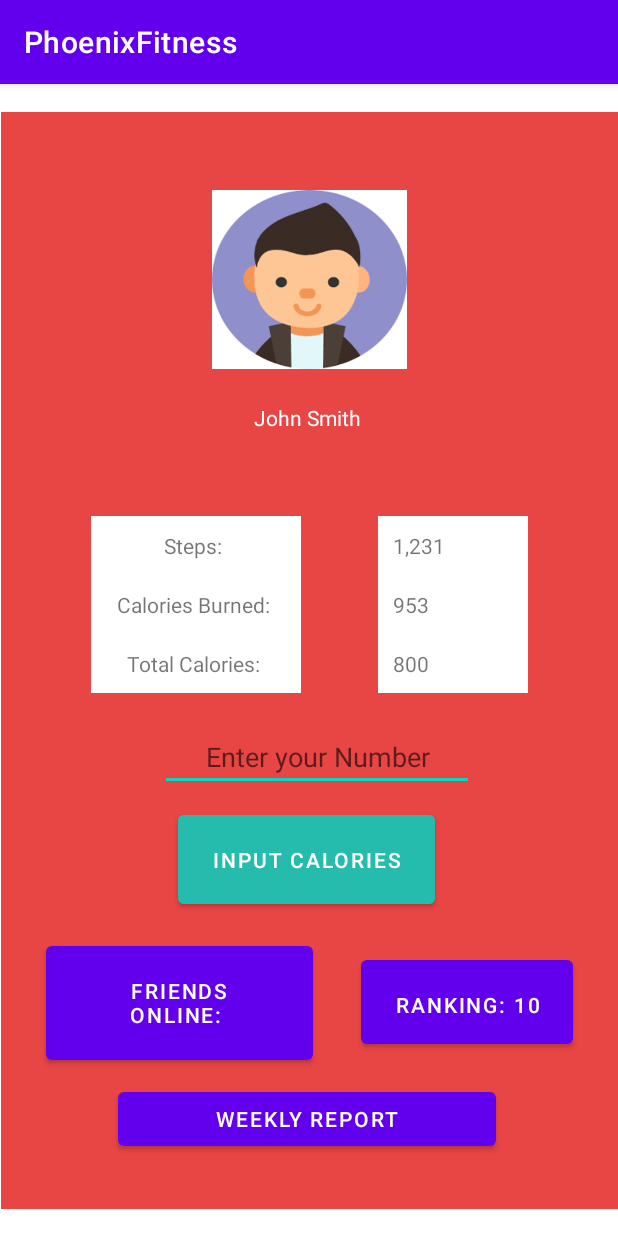
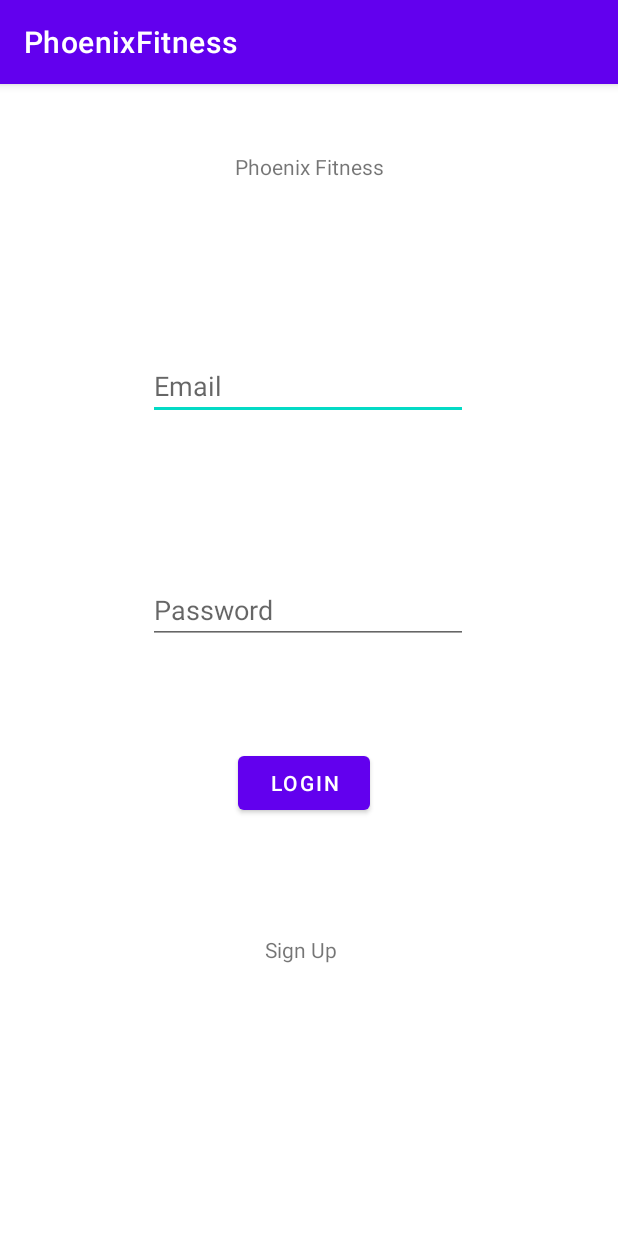
Before and after one commit to andyLiSyr/phoenixFitness, an Android app: the screen it shows after launch (MainActivity before the commit, LoginActivity after it), on a phone screen of 412 x 824 dp. Run offline under Robolectric (Android 15) with nearby library versions, the light colour scheme and no system bars; our stand-ins replace Firebase (no records; nobody signed in at launch, a user with empty details on screens opened directly).

Commit message:
Made login/signup UI, also connected app to Firebase, implemented simple account creation and authentication

```diff
--- a/app/build.gradle
+++ b/app/build.gradle
@@ -1,5 +1,6 @@
 plugins {
     id 'com.android.application'
+    id 'com.google.gms.google-services'
 }
 
 android {
@@ -32,6 +33,10 @@ dependencies {
     implementation 'androidx.appcompat:appcompat:1.5.1'
     implementation 'com.google.android.material:material:1.6.1'
     implementation 'androidx.constraintlayout:constraintlayout:2.1.4'
+    implementation platform('com.google.firebase:firebase-bom:31.1.0')
+    implementation 'com.google.firebase:firebase-analytics'
+    implementation 'com.google.firebase:firebase-auth'
+    implementation 'com.google.firebase:firebase-database:20.1.0'
     testImplementation 'junit:junit:4.13.2'
     androidTestImplementation 'androidx.test.ext:junit:1.1.3'
     androidTestImplementation 'androidx.test.espresso:espresso-core:3.4.0'
--- /dev/null
+++ b/app/src/main/java/com/example/phoenixfitness/LoginActivity.java
@@ -0,0 +1,93 @@
+package com.example.phoenixfitness;
+
+import androidx.annotation.NonNull;
+import androidx.appcompat.app.AppCompatActivity;
+
+import android.content.Intent;
+import android.os.Bundle;
+import android.text.TextUtils;
+import android.util.Patterns;
+import android.view.View;
+import android.widget.Button;
+import android.widget.EditText;
+import android.widget.TextView;
+import android.widget.Toast;
+
+import com.google.android.gms.tasks.OnCompleteListener;
+import com.google.android.gms.tasks.Task;
+import com.google.firebase.auth.AuthResult;
+import com.google.firebase.auth.FirebaseAuth;
+
+public class LoginActivity extends AppCompatActivity implements View.OnClickListener {
+    private FirebaseAuth mAuth;
+    private EditText logInEmailInput;
+    private EditText logInPasswordInput;
+    private Button logInButton;
+    private TextView goToSignUp;
+
+
+    @Override
+    protected void onCreate(Bundle savedInstanceState) {
+        super.onCreate(savedInstanceState);
+        setContentView(R.layout.activity_login);
+        mAuth = FirebaseAuth.getInstance();
+        logInEmailInput = findViewById(R.id.logInEmailInput);
+        logInPasswordInput = findViewById(R.id.logInPasswordInput);
+        logInButton = findViewById(R.id.logInButton);
+        logInButton.setOnClickListener(this);
+        goToSignUp = findViewById(R.id.goToSignUp);
+        goToSignUp.setOnClickListener(this);
+
+
+    }
+
+    @Override
+    public void onClick(View v) {
+        switch (v.getId()) {
+            case R.id.logInButton:
+                logInUser();
+                break;
+            case R.id.goToSignUp:
+                openSignUpActivity();
+                break;
+            default:
+                break;
+        }
+    }
+
+    private void logInUser(){
+        String email = logInEmailInput.getText().toString();
+        String password = logInPasswordInput.getText().toString();
+
+        if(TextUtils.isEmpty(email) || !(Patterns.EMAIL_ADDRESS.matcher(email).matches())){
+            logInEmailInput.setError("Invalid email");
+            logInEmailInput.requestFocus();
+
+        }
+        else if (TextUtils.isEmpty(password)){
+            logInPasswordInput.setError("Empty Password not allowed");
+            logInPasswordInput.requestFocus();
+        }
+
+        else{
+            mAuth.signInWithEmailAndPassword(email,password).addOnCompleteListener(new OnCompleteListener<AuthResult>() {
+                @Override
+                public void onComplete(@NonNull Task<AuthResult> task) {
+                    if (task.isSuccessful()){
+                        Toast.makeText(LoginActivity.this, "Log in Successful",Toast.LENGTH_SHORT).show();
+                        startActivity(new Intent(LoginActivity.this, MainActivity.class));
+                    }
+                    else{
+                        Toast.makeText(LoginActivity.this, "Log in Error: " + task.getException().getMessage(), Toast.LENGTH_SHORT).show();
+                    }
+                }
+            });
+        }
+
+    }
+
+    private void openSignUpActivity(){
+        Intent intent = new Intent(this, SignUpActivity.class);
+        startActivity(intent);
+    }
+}
--- a/app/src/main/java/com/example/phoenixfitness/MainActivity.java
+++ b/app/src/main/java/com/example/phoenixfitness/MainActivity.java
@@ -9,11 +9,15 @@ import android.widget.Button;
 import android.widget.ImageButton;
 import android.widget.Toast;
 
+import com.google.firebase.auth.FirebaseAuth;
+import com.google.firebase.auth.FirebaseUser;
+
 public class MainActivity extends AppCompatActivity implements View.OnClickListener {
     private Button rankingButton;
     private ImageButton profileButton;
     private Button friendsOnline;
     private Button weeklyButton;
+    private FirebaseAuth mAuth;
 
     @Override
     protected void onCreate(Bundle savedInstanceState) {
@@ -31,6 +35,8 @@ public class MainActivity extends AppCompatActivity implements View.OnClickListe
 
         weeklyButton = findViewById(R.id.weekly);
         weeklyButton.setOnClickListener(this);
+
+        mAuth = FirebaseAuth.getInstance();
 
     }
 
@@ -75,6 +81,16 @@ public class MainActivity extends AppCompatActivity implements View.OnClickListe
         startActivity(intent);
     }
 
+    @Override
+    protected void onStart(){
+        super.onStart();
+        FirebaseUser user= mAuth.getCurrentUser();
+        if (user==null){
+            startActivity(new Intent(MainActivity.this, LoginActivity.class));
+        }
+
+    }
+
 
 
 
--- /dev/null
+++ b/app/src/main/res/layout/activity_login.xml
@@ -0,0 +1,84 @@
+<?xml version="1.0" encoding="utf-8"?>
+<androidx.constraintlayout.widget.ConstraintLayout xmlns:android="http://schemas.android.com/apk/res/android"
+    xmlns:app="http://schemas.android.com/apk/res-auto"
+    xmlns:tools="http://schemas.android.com/tools"
+    android:layout_width="match_parent"
+    android:layout_height="match_parent"
+    tools:context=".LoginActivity">
+
+
+    <TextView
+        android:id="@+id/logInTitle"
+        android:layout_width="wrap_content"
+        android:layout_height="wrap_content"
+        android:layout_marginStart="156dp"
+        android:layout_marginTop="91dp"
+        android:layout_marginEnd="156dp"
+        android:layout_marginBottom="34dp"
+
+        android:text="Phoenix Fitness"
+        app:layout_constraintBottom_toTopOf="@+id/logInEmailInput"
+        app:layout_constraintEnd_toEndOf="parent"
+        app:layout_constraintStart_toStartOf="parent"
+        app:layout_constraintTop_toTopOf="parent" />
+
+    <EditText
+        android:id="@+id/logInEmailInput"
+        android:layout_width="wrap_content"
+        android:layout_height="wrap_content"
+        android:layout_marginStart="100dp"
+        android:layout_marginTop="80dp"
+        android:layout_marginEnd="101dp"
+        android:layout_marginBottom="52dp"
+        android:ems="10"
+        android:hint="Email"
+        android:inputType="textEmailAddress"
+        app:layout_constraintBottom_toTopOf="@+id/logInPasswordInput"
+        app:layout_constraintEnd_toEndOf="parent"
+        app:layout_constraintStart_toStartOf="parent"
+        app:layout_constraintTop_toBottomOf="@+id/logInTitle" />
+
+    <EditText
+        android:id="@+id/logInPasswordInput"
+        android:layout_width="wrap_content"
+        android:layout_height="wrap_content"
+        android:layout_marginStart="100dp"
+        android:layout_marginTop="52dp"
+        android:layout_marginEnd="101dp"
+        android:layout_marginBottom="47dp"
+        android:ems="10"
+        android:hint="Password"
+        android:inputType="textPassword"
+        app:layout_constraintBottom_toTopOf="@+id/logInButton"
+        app:layout_constraintEnd_toEndOf="parent"
+        app:layout_constraintStart_toStartOf="parent"
+        app:layout_constraintTop_toBottomOf="@+id/logInEmailInput" />
+
+    <Button
+        android:id="@+id/logInButton"
+        android:layout_width="wrap_content"
+        android:layout_height="wrap_content"
+        android:layout_marginStart="158dp"
+        android:layout_marginTop="21dp"
+        android:layout_marginEnd="165dp"
+        android:layout_marginBottom="57dp"
+        android:text="Login"
+        app:layout_constraintBottom_toTopOf="@+id/goToSignUp"
+        app:layout_constraintEnd_toEndOf="parent"
+        app:layout_constraintStart_toStartOf="parent"
+        app:layout_constraintTop_toBottomOf="@+id/logInPasswordInput" />
+
+    <TextView
+        android:id="@+id/goToSignUp"
+        android:layout_width="wrap_content"
+        android:layout_height="wrap_content"
+        android:layout_marginStart="176dp"
+        android:layout_marginTop="20dp"
+        android:layout_marginEnd="187dp"
+        android:layout_marginBottom="228dp"
+        android:text="Sign Up"
+        app:layout_constraintBottom_toBottomOf="parent"
+        app:layout_constraintEnd_toEndOf="parent"
+        app:layout_constraintStart_toStartOf="parent"
+        app:layout_constraintTop_toBottomOf="@+id/logInButton" />
+</androidx.constraintlayout.widget.ConstraintLayout>
--- a/settings.gradle
+++ b/settings.gradle
@@ -6,7 +6,7 @@ pluginManagement {
     }
 }
 dependencyResolutionManagement {
-    repositoriesMode.set(RepositoriesMode.FAIL_ON_PROJECT_REPOS)
+    repositoriesMode.set(RepositoriesMode.PREFER_SETTINGS)
     repositories {
         google()
         mavenCentral()
```
Also changed, not shown: app/src/main/AndroidManifest.xml (+9 -3 lines), app/src/main/java/com/example/phoenixfitness/SignUpActivity.java (added, +121 -0 lines), app/src/main/java/com/example/phoenixfitness/User.java (added, +18 -0 lines), app/src/main/res/layout/activity_sign_up.xml (added, +116 -0 lines), build.gradle (+33 -0 lines), 1 other file.
